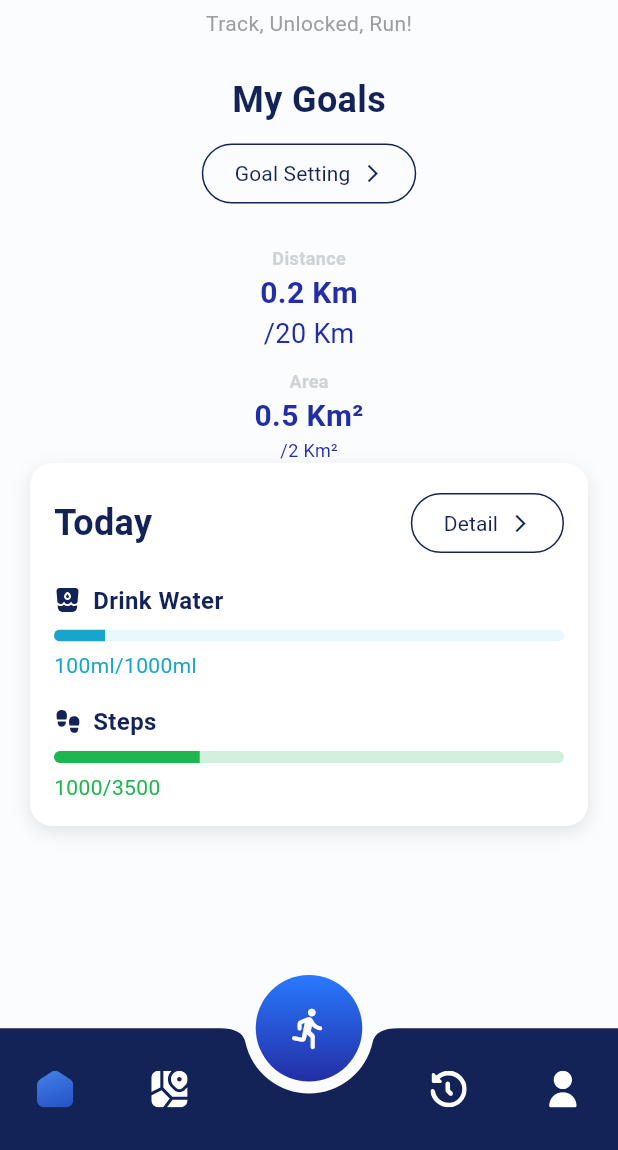
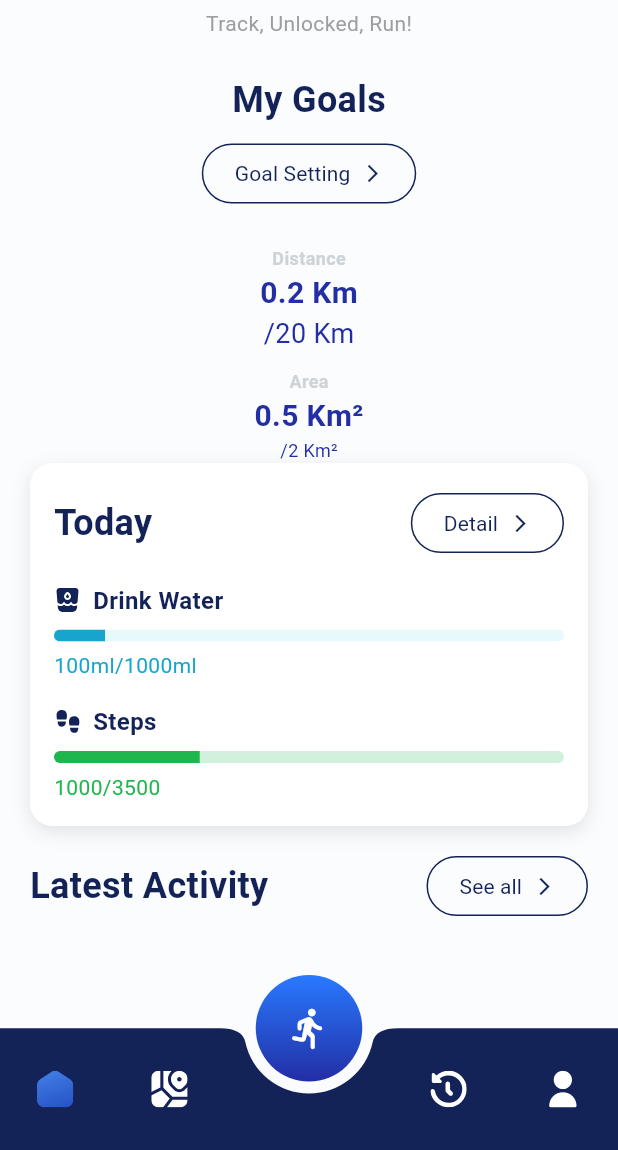
Before and after one commit to galihtra/turun, a Flutter app: the screen it shows after launch, on a phone screen of 412 x 824 dp, the part 86-1236 px from its top. Run offline on Flutter 3.47's test engine with Material 3 defaults, Android fonts, the phone set to English and light mode, and no system bars; our stand-ins replace flutter_dotenv, flutter_screenutil, flutter_svg, gap, google_fonts, google_maps_flutter and 3 more; missing offline and left inert: circular_seek_bar; accounts and stored records are empty.

Commit message:
update flutter 3.35.1

```diff
--- a/lib/pages/home/home_page.dart
+++ b/lib/pages/home/home_page.dart
@@ -1,3 +1,4 @@
+import 'package:circular_seek_bar/circular_seek_bar.dart';
 import 'package:flutter/material.dart';
 import 'package:flutter_svg/flutter_svg.dart';
 import 'package:supabase_flutter/supabase_flutter.dart';
@@ -5,7 +6,6 @@ import 'package:turun/base_widgets/button/custom_badge_button.dart';
 import 'package:turun/resources/assets_app.dart';
 import 'package:turun/resources/colors_app.dart';
 import 'package:turun/resources/values_app.dart';
-import 'package:circular_seek_bar/circular_seek_bar.dart';
 
 import '../../resources/styles_app.dart';
 
@@ -211,25 +211,50 @@ class _HomePageState extends State<HomePage> {
                                   AppDimens.r30,
                                 ),
                                 child: LinearProgressIndicator(
-                                  value: 1000 / 3500, // 1000 steps / 3500 steps
+                                  value: 1000 / 3500,
                                   color: AppColors.green,
                                   backgroundColor:
                                       AppColors.green.withOpacity(0.2),
-                                  minHeight:
-                                      8,
+                                  minHeight: 8,
+                                ),
                               ),
-                                ),
                               AppGaps.kGap6,
                               Text(
                                 "1000/3500",
-                                    style: AppStyles.body2Regular.copyWith(
-                                      color: AppColors.green,
-                                    ),
+                                style: AppStyles.body2Regular.copyWith(
+                                  color: AppColors.green,
+                                ),
                               ),
                             ],
                           ),
                         ),
-                      )
+                      ),
+                      AppGaps.kGap16,
+                      Row(
+                        mainAxisAlignment: MainAxisAlignment.spaceBetween,
+                        children: [
+                          Text(
+                            "Latest Activity",
+                            style: AppStyles.title1SemiBold.copyWith(
+                              color: AppColors.deepBlue,
+                              fontWeight: FontWeight.bold,
+                            ),
+                          ),
+                          const CustomBadgeButton(
+                            buttonText: "See all",
+                            iconData: Icons.arrow_forward_ios,
+                          ),
+                        ],
+                      ),
+                      AppGaps.kGap8,
+                      // _buildRunHistoryItem(
+                      //   title: "Morning Run",
+                      //   date: "27 July 2025 08:00 AM",
+                      //   distance: "0.5 km",
+                      //   duration: "03:10",
+                      //   avgPace: "06:20",
+                      //   landmarkImage: AppImages.exMapsLandmark,
+                      // ),
                     ],
                   ),
                 ),
```
Also changed, not shown: lib/pages/territory_leaderboard/widgets/run_history_item.dart (added, +138 -0 lines), pubspec.lock, 2 other files.
